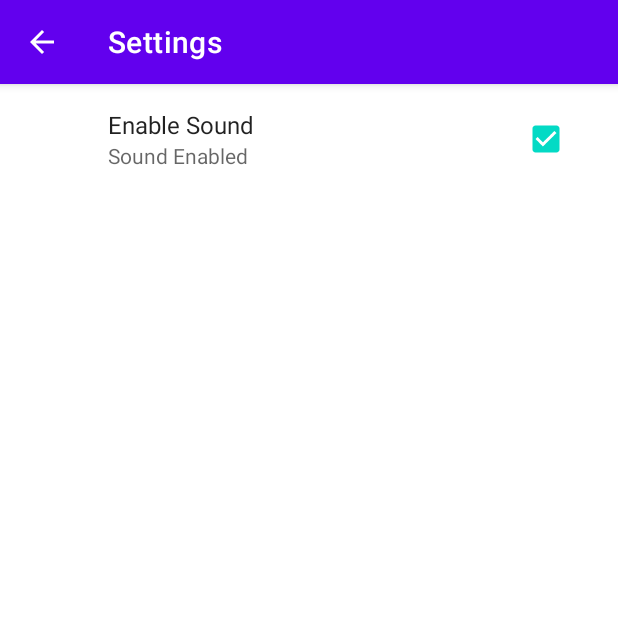
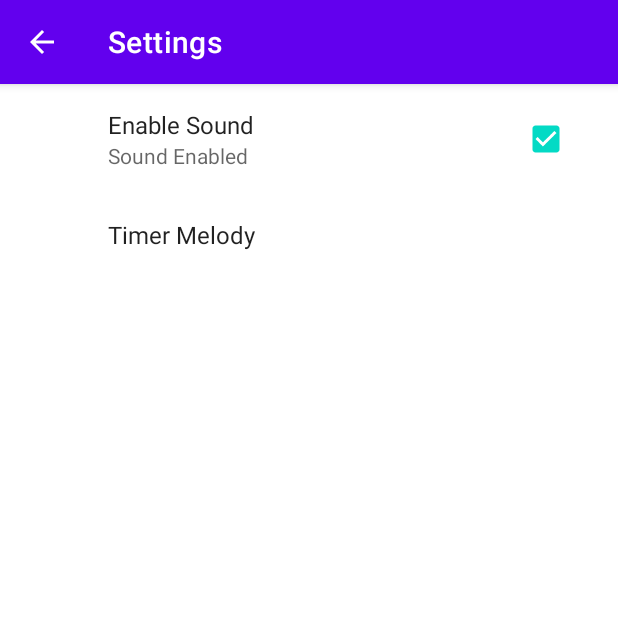
Before and after one commit to Sargeliu/CoolTimer, an Android app: the SettingsFragment screen opened directly, with no data from a screen before it, on a phone screen of 412 x 824 dp, the top half of it. Run offline under Robolectric (Android 15) with nearby library versions, the phone set to English and light mode, and no system bars; our stand-ins replace androidx.preference.

Commit message:
Создали настройку которая позволяет выбирать мелодию звонка. ListPreferences

```diff
--- /dev/null
+++ b/app/src/main/res/values/arrays.xml
@@ -0,0 +1,20 @@
+<?xml version="1.0" encoding="utf-8"?>
+<resources>
+
+    <array name="pref_timer_melody_labels">
+
+        <item>Bell</item>
+        <item>Alarm Siren</item>
+        <item>Bip</item>
+
+    </array>
+
+    <array name="pref_timer_melody_values">
+
+        <item>bell</item>
+        <item>alarm_siren</item>
+        <item>bip</item>
+
+    </array>
+
+</resources>
--- a/app/src/main/res/xml/timer_preferences.xml
+++ b/app/src/main/res/xml/timer_preferences.xml
@@ -8,4 +8,12 @@
         android:summaryOff="Sound Disabled"
         android:summaryOn="Sound Enabled" />
 
+    <ListPreference
+        android:title="Timer Melody"
+        android:key="timer_melody"
+        android:defaultValue="bell"
+        android:entries="@array/pref_timer_melody_labels"
+        android:entryValues="@array/pref_timer_melody_values"
+        />
+
 </PreferenceScreen>
```
